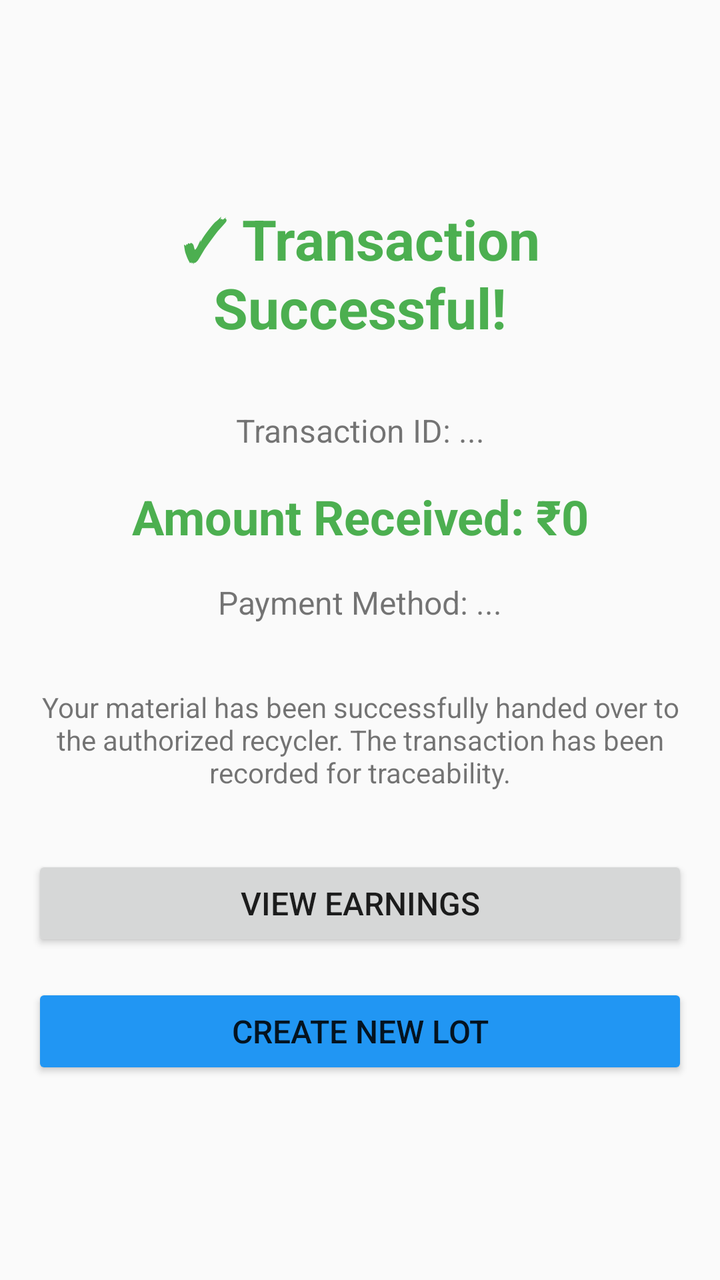
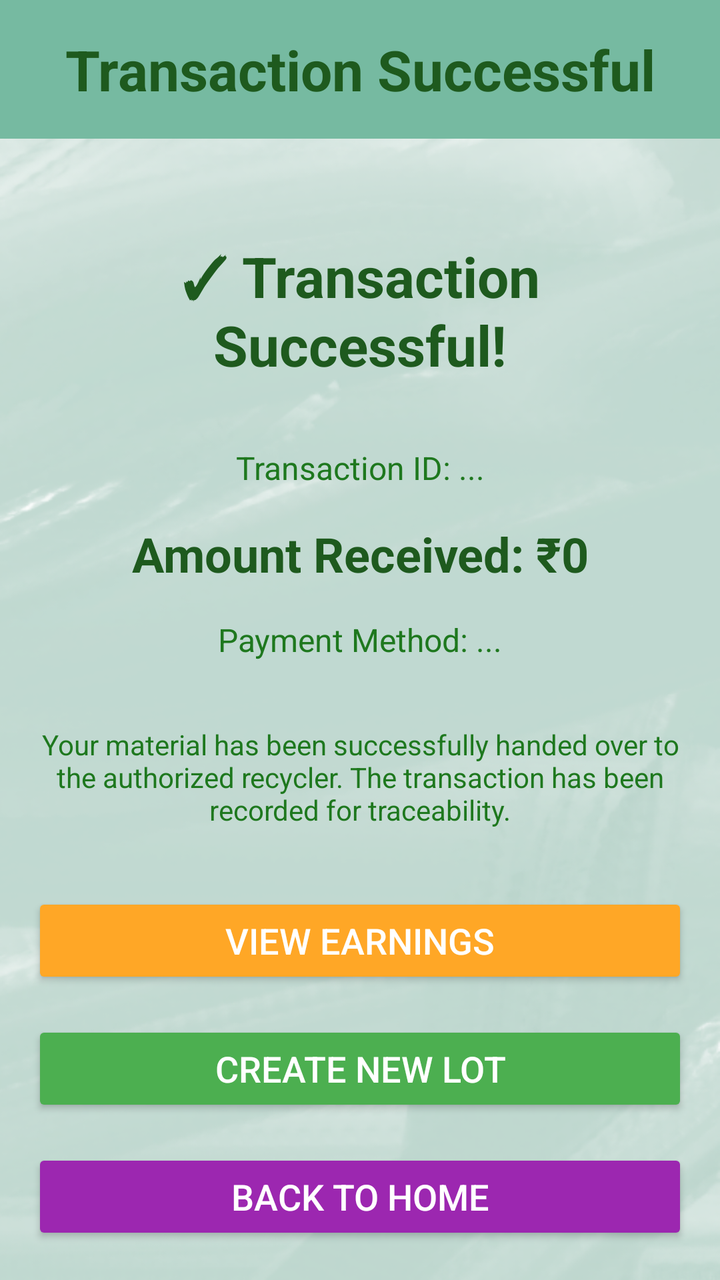

An Android layout rendered at two revisions. The XML below is the earlier revision; the diff shows what the commit changed to produce the second picture.
<!-- AndroidManifest.xml: application theme Theme.AppCompat.Light.DarkActionBar -->
<!-- res/layout/activity_transaction_success.xml -->
<?xml version="1.0" encoding="utf-8"?>
<LinearLayout xmlns:android="http://schemas.android.com/apk/res/android"
    android:layout_width="match_parent"
    android:layout_height="match_parent"
    android:orientation="vertical"
    android:padding="16dp"
    android:gravity="center">

    <TextView
        android:layout_width="match_parent"
        android:layout_height="wrap_content"
        android:text="✓ Transaction Successful!"
        android:textSize="28sp"
        android:textStyle="bold"
        android:textColor="#4CAF50"
        android:gravity="center"
        android:layout_marginBottom="32dp" />

    <TextView
        android:id="@+id/transactionIdTextView"
        android:layout_width="match_parent"
        android:layout_height="wrap_content"
        android:text="Transaction ID: ..."
        android:textSize="16sp"
        android:gravity="center"
        android:layout_marginBottom="16dp" />

    <TextView
        android:id="@+id/amountTextView"
        android:layout_width="match_parent"
        android:layout_height="wrap_content"
        android:text="Amount Received: ₹0"
        android:textSize="24sp"
        android:textStyle="bold"
        android:textColor="#4CAF50"
        android:gravity="center"
        android:layout_marginBottom="16dp" />

    <TextView
        android:id="@+id/paymentMethodTextView"
        android:layout_width="match_parent"
        android:layout_height="wrap_content"
        android:text="Payment Method: ..."
        android:textSize="16sp"
        android:gravity="center"
        android:layout_marginBottom="32dp" />

    <TextView
        android:id="@+id/messageTextView"
        android:layout_width="match_parent"
        android:layout_height="wrap_content"
        android:text="Your material has been successfully handed over to the authorized recycler. The transaction has been recorded for traceability."
        android:textSize="14sp"
        android:gravity="center"
        android:layout_marginBottom="32dp" />

    <Button
        android:id="@+id/viewEarningsButton"
        android:layout_width="match_parent"
        android:layout_height="wrap_content"
        android:text="View Earnings"
        android:textSize="16sp"
        android:layout_marginBottom="16dp" />

    <Button
        android:id="@+id/newLotButton"
        android:layout_width="match_parent"
        android:layout_height="wrap_content"
        android:text="Create New Lot"
        android:textSize="16sp"
        android:backgroundTint="#2196F3" />

</LinearLayout>
<!-- resources referenced by this layout -->
<resources>

</resources>

<!-- the commit's change to res/layout/activity_transaction_success.xml (unified diff, before → after) -->
@@ -3,71 +3,127 @@
     android:layout_width="match_parent"
     android:layout_height="match_parent"
     android:orientation="vertical"
-    android:padding="16dp"
-    android:gravity="center">
+    android:background="@drawable/simple_background">
 
-    <TextView
+    
+    <LinearLayout
         android:layout_width="match_parent"
         android:layout_height="wrap_content"
-        android:text="✓ Transaction Successful!"
-        android:textSize="28sp"
-        android:textStyle="bold"
-        android:textColor="#4CAF50"
-        android:gravity="center"
-        android:layout_marginBottom="32dp" />
+        android:background="#76BAA1"
+        android:orientation="vertical"
+        android:padding="16dp">
 
-    <TextView
-        android:id="@+id/transactionIdTextView"
+        <TextView
+            android:layout_width="match_parent"
+            android:layout_height="wrap_content"
+            android:gravity="center"
+            android:text="Transaction Successful"
+            android:textColor="#1E5A1E"
+            android:textSize="28sp"
+            android:textStyle="bold" />
+
+    </LinearLayout>
+
+    
+    <ScrollView
         android:layout_width="match_parent"
-        android:layout_height="wrap_content"
-        android:text="Transaction ID: ..."
-        android:textSize="16sp"
-        android:gravity="center"
-        android:layout_marginBottom="16dp" />
+        android:layout_height="0dp"
+        android:layout_weight="1"
+        android:fillViewport="true">
 
-    <TextView
-        android:id="@+id/amountTextView"
-        android:layout_width="match_parent"
-        android:layout_height="wrap_content"
-        android:text="Amount Received: ₹0"
-        android:textSize="24sp"
-        android:textStyle="bold"
-        android:textColor="#4CAF50"
-        android:gravity="center"
-        android:layout_marginBottom="16dp" />
+        <LinearLayout
+            android:layout_width="match_parent"
+            android:layout_height="wrap_content"
+            android:orientation="vertical"
+            android:padding="16dp"
+            android:gravity="center">
 
-    <TextView
-        android:id="@+id/paymentMethodTextView"
-        android:layout_width="match_parent"
-        android:layout_height="wrap_content"
-        android:text="Payment Method: ..."
-        android:textSize="16sp"
-        android:gravity="center"
-        android:layout_marginBottom="32dp" />
+            <TextView
+                android:layout_width="match_parent"
+                android:layout_height="wrap_content"
+                android:text="✓ Transaction Successful!"
+                android:textSize="28sp"
+                android:textStyle="bold"
+                android:textColor="#1E5A1E"
+                android:gravity="center"
+                android:layout_marginTop="32dp"
+                android:layout_marginBottom="32dp" />
 
-    <TextView
-        android:id="@+id/messageTextView"
-        android:layout_width="match_parent"
-        android:layout_height="wrap_content"
-        android:text="Your material has been successfully handed over to the authorized recycler. The transaction has been recorded for traceability."
-        android:textSize="14sp"
-        android:gravity="center"
-        android:layout_marginBottom="32dp" />
+            <TextView
+                android:id="@+id/transactionIdTextView"
+                android:layout_width="match_parent"
+                android:layout_height="wrap_content"
+                android:text="Transaction ID: ..."
+                android:textSize="16sp"
+                android:textColor="#1E781E"
+                android:gravity="center"
+                android:layout_marginBottom="16dp" />
 
-    <Button
-        android:id="@+id/viewEarningsButton"
-        android:layout_width="match_parent"
-        android:layout_height="wrap_content"
-        android:text="View Earnings"
-        android:textSize="16sp"
-        android:layout_marginBottom="16dp" />
+            <TextView
+                android:id="@+id/amountTextView"
+                android:layout_width="match_parent"
+                android:layout_height="wrap_content"
+                android:text="Amount Received: ₹0"
+                android:textSize="24sp"
+                android:textStyle="bold"
+                android:textColor="#1E5A1E"
+                android:gravity="center"
+                android:layout_marginBottom="16dp" />
 
-    <Button
-        android:id="@+id/newLotButton"
-        android:layout_width="match_parent"
-        android:layout_height="wrap_content"
-        android:text="Create New Lot"
-        android:textSize="16sp"
-        android:backgroundTint="#2196F3" />
+            <TextView
+                android:id="@+id/paymentMethodTextView"
+                android:layout_width="match_parent"
+                android:layout_height="wrap_content"
+                android:text="Payment Method: ..."
+                android:textSize="16sp"
+                android:textColor="#1E781E"
+                android:gravity="center"
+                android:layout_marginBottom="32dp" />
+
+            <TextView
+                android:id="@+id/messageTextView"
+                android:layout_width="match_parent"
+                android:layout_height="wrap_content"
+                android:text="Your material has been successfully handed over to the authorized recycler. The transaction has been recorded for traceability."
+                android:textSize="14sp"
+                android:textColor="#1E781E"
+                android:gravity="center"
+                android:layout_marginBottom="32dp" />
+
+            <Button
+                android:id="@+id/viewEarningsButton"
+                android:layout_width="match_parent"
+                android:layout_height="wrap_content"
+                android:text="View Earnings"
+                android:textColor="#FFFFFF"
+                android:textSize="18sp"
+                android:backgroundTint="#FFA726"
+                android:radius="25dp"
+                android:layout_marginBottom="16dp" />
+
+            <Button
+                android:id="@+id/newLotButton"
+                android:layout_width="match_parent"
+                android:layout_height="wrap_content"
+                android:text="Create New Lot"
+                android:textColor="#FFFFFF"
+                android:textSize="18sp"
+                android:backgroundTint="#4CAF50"
+                android:radius="25dp"
+                android:layout_marginBottom="16dp" />
+
+            <Button
+                android:id="@+id/homeButton"
+                android:layout_width="match_parent"
+                android:layout_height="wrap_content"
+                android:text="Back to Home"
+                android:textColor="#FFFFFF"
+                android:textSize="18sp"
+                android:backgroundTint="#9C27B0"
+                android:radius="25dp" />
+
+        </LinearLayout>
+
+    </ScrollView>
 
 </LinearLayout>
<!-- resource entries referenced after the edit -->
@@ -1,5 +1,5 @@
 <!-- resources referenced by this layout -->
 <resources>
-
+  <!-- drawable simple_background: png bitmap (drawable, 146856 bytes) -->
 </resources>
 
